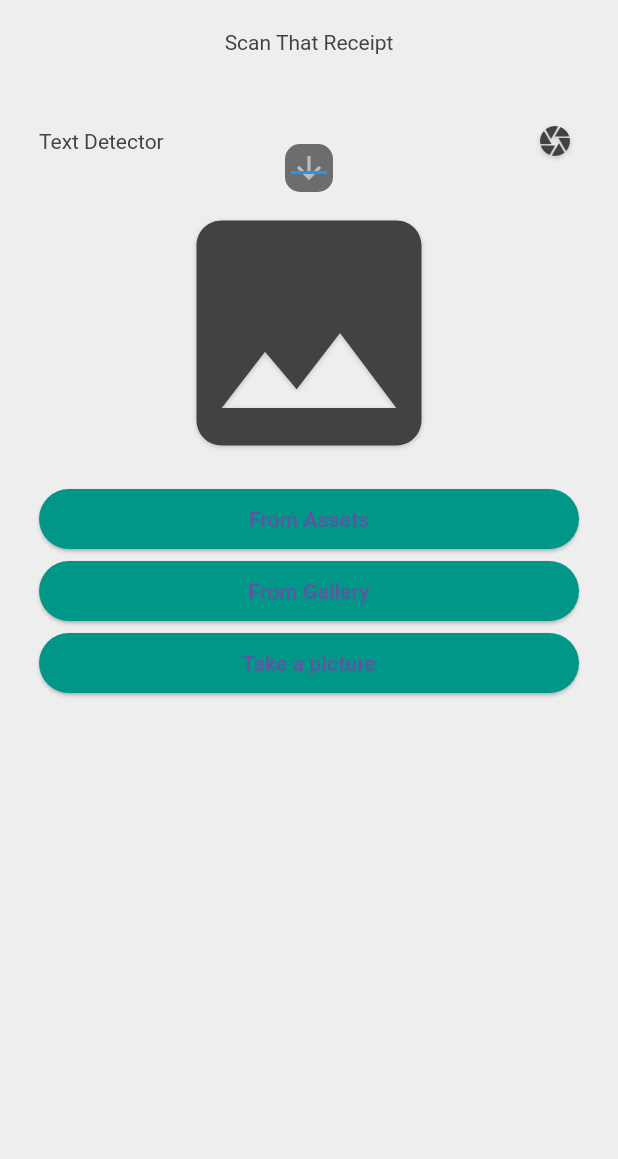
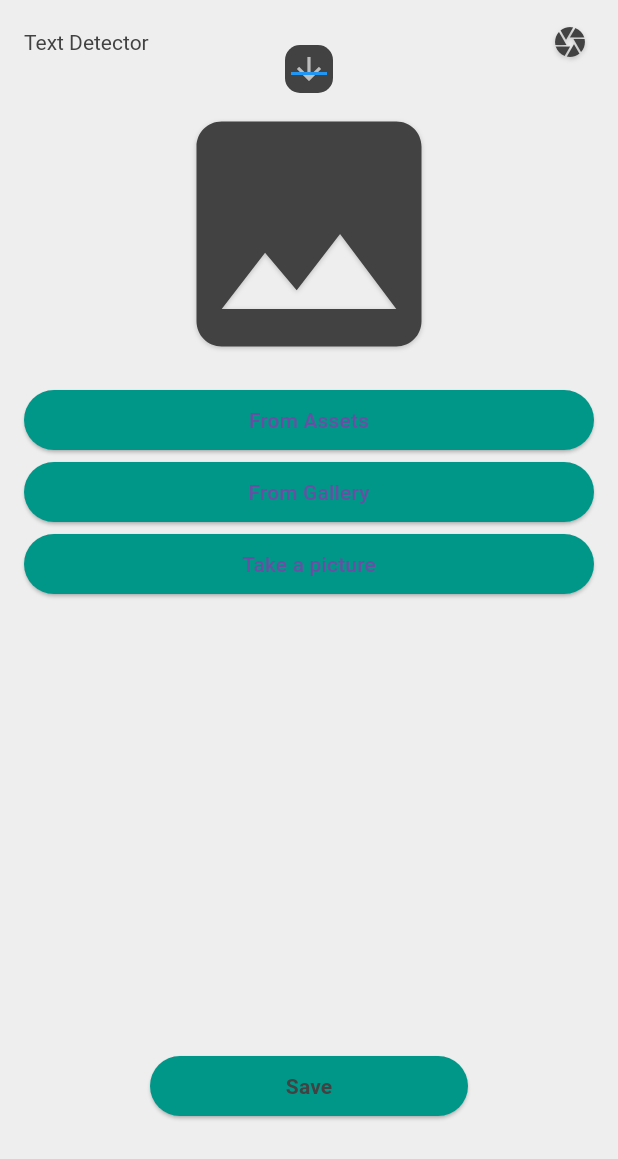
Before and after one commit to saginbajracharya/recognizer, a Flutter app: the screen it shows after launch, after a tap on the "photo library" icon, on a phone screen of 412 x 824 dp. Shown: the top 1159 px of the screen. Run offline on Flutter 3.47's test engine with Material 2 defaults, Android fonts, the phone set to English and light mode, and no system bars; our stand-ins replace camera, get, image_picker; missing offline and left inert: google_mlkit_barcode_scanning, google_mlkit_commons, google_mlkit_digital_ink_recognition, google_mlkit_entity_extraction, google_mlkit_face_detection, google_mlkit_face_mesh_detection and 8 more; generated files the repository leaves out were written again.

Commit message:
[added]::scan detail page and scan ref images

```diff
--- a/lib/src/modules/recognizer/camera_view.dart
+++ b/lib/src/modules/recognizer/camera_view.dart
@@ -94,7 +94,6 @@ class _CameraViewState extends State<CameraView> {
               child: widget.customPaint,
             ),
           ),
-          _backButton(),
           _switchLiveCameraToggle(),
           _detectionViewModeToggle(),
           _zoomControl(),
@@ -103,24 +102,6 @@ class _CameraViewState extends State<CameraView> {
       ),
     );
   }
-
-  Widget _backButton() => Positioned(
-    top: 40,
-    left: 8,
-    child: SizedBox(
-      height: 50.0,
-      width: 50.0,
-      child: FloatingActionButton(
-        heroTag: Object(),
-        onPressed: () => Navigator.of(context).pop(),
-        backgroundColor: Colors.black54,
-        child: const Icon(
-          Icons.arrow_back_ios_outlined,
-          size: 20,
-        ),
-      ),
-    ),
-  );
 
   Widget _detectionViewModeToggle() => Positioned(
     bottom: 8,
--- /dev/null
+++ b/lib/src/modules/recognizer/recognizer_controller.dart
@@ -0,0 +1,5 @@
+import 'package:get/get.dart';
+
+class RecognizerController extends GetxController {
+  List<String> recognizedTextList = [];
+}
--- a/lib/src/modules/recognizer/recognizer_view.dart
+++ b/lib/src/modules/recognizer/recognizer_view.dart
@@ -1,9 +1,11 @@
 import 'package:camera/camera.dart';
 import 'package:flutter/material.dart';
+import 'package:get/get.dart';
 import 'package:google_mlkit_text_recognition/google_mlkit_text_recognition.dart';
+import 'package:recognizer/src/common/styles.dart';
 import 'package:recognizer/src/modules/recognizer/detector_view.dart';
 import 'package:recognizer/src/modules/recognizer/painters/text_detector_painter.dart';
-import 'package:recognizer/src/widgets/base_layout.dart';
+import 'package:recognizer/src/modules/recognizer/recognizer_controller.dart';
 
 class RecognizerView extends StatefulWidget {
   const RecognizerView({super.key});
@@ -14,6 +16,7 @@ class RecognizerView extends StatefulWidget {
 }
 
 class _RecognizerViewState extends State<RecognizerView> {
+  final recognizerCon      = Get.put(RecognizerController());
   var _script              = TextRecognitionScript.latin;
   var _textRecognizer      = TextRecognizer(script: TextRecognitionScript.latin);
   var _cameraLensDirection = CameraLensDirection.back;
@@ -32,13 +35,9 @@ class _RecognizerViewState extends State<RecognizerView> {
   @override
   Widget build(BuildContext context) {
     return Scaffold(
-      appBar: AppBar(
-        centerTitle: true,
-        title: const Text('Scan That Receipt'),
-      ),
-      body: BaseLayout(
-        child: Stack(
+      body: Stack(
         children: [
+          // CAMERA VIEW
           DetectorView(
             title: 'Text Detector',
             customPaint: _customPaint,
@@ -47,40 +46,48 @@ class _RecognizerViewState extends State<RecognizerView> {
             initialCameraLensDirection: _cameraLensDirection,
             onCameraLensDirectionChanged: (value) => _cameraLensDirection = value,
           ),
+          // Dropdown Scripts
           Positioned(
-              top: 30,
-              left: 100,
+            top  : 30,
+            left : 100,
             right: 100,
             child: Row(
               children: [
                 const Spacer(),
                 Container(
                   decoration: BoxDecoration(
-                        color: Colors.black54,
+                    color: grey800,
                     borderRadius: BorderRadius.circular(10.0),
                   ),
                   child: Padding(
                     padding: const EdgeInsets.all(4.0),
                     child: _buildDropdown(),
-                      )),
+                  )
+                ),
                 const Spacer(),
               ],
             )
           ),
+          Positioned(
+            bottom: kBottomNavigationBarHeight+20,
+            left  : 100,
+            right : 100,
+            child : doneButton(context),
+          )
         ],
-        ),
       ),
     );
   }
 
+  // Dropdown Scripts
   Widget _buildDropdown() => DropdownButton<TextRecognitionScript>(
     value: _script,
     icon: const Icon(Icons.arrow_downward),
     elevation: 16,
-    style: const TextStyle(color: Colors.blue),
+    style: const TextStyle(color: blue),
     underline: Container(
       height: 2,
-      color: Colors.blue,
+      color: blue,
     ),
     onChanged: (TextRecognitionScript? script) {
       if (script != null) {
@@ -91,8 +98,7 @@ class _RecognizerViewState extends State<RecognizerView> {
         });
       }
     },
-    items: TextRecognitionScript.values
-        .map<DropdownMenuItem<TextRecognitionScript>>((script) {
+    items: TextRecognitionScript.values.map<DropdownMenuItem<TextRecognitionScript>>((script) {
       return DropdownMenuItem<TextRecognitionScript>(
         value: script,
         child: Text(script.name),
@@ -108,8 +114,7 @@ class _RecognizerViewState extends State<RecognizerView> {
       _text = '';
     });
     final recognizedText = await _textRecognizer.processImage(inputImage);
-    if (inputImage.metadata?.size != null &&
-        inputImage.metadata?.rotation != null) {
+    if (inputImage.metadata?.size != null && inputImage.metadata?.rotation != null) {
       final painter = TextRecognizerPainter(
         recognizedText,
         inputImage.metadata!.size,
@@ -126,4 +131,20 @@ class _RecognizerViewState extends State<RecognizerView> {
       setState(() {});
     }
   }
+
+  Widget doneButton(context){
+    dynamic textStyles = TextStyles(context);
+    return ElevatedButton(
+      onPressed: () async{
+        if (_text != null && _text!.isNotEmpty) {
+          setState(() {
+            recognizerCon.recognizedTextList.add(_text!);
+            _text = ''; // Clear the current recognized text from the screen.
+          });
+          Navigator.of(context).pushNamed('/scan_detail');
         }
+      },
+      child: Text('Save',style: textStyles.button),
+    );
+  }
+}
--- a/lib/src/route_manager.dart
+++ b/lib/src/route_manager.dart
@@ -1,4 +1,5 @@
 import 'package:flutter/material.dart';
+import 'package:recognizer/src/modules/details/scan_detail.dart';
 import 'package:recognizer/src/modules/recognizer/recognizer_view.dart';
 import 'package:recognizer/src/modules/sample_feature/sample_item_details_view.dart';
 import 'package:recognizer/src/modules/sample_feature/sample_item_list_view.dart';
@@ -20,6 +21,8 @@ class RouteManager extends StatelessWidget {
         return const SampleItemDetailsView();
       case SampleItemListView.routeName:
         return const SampleItemDetailsView();
+      case ScanDetail.routeName:
+        return const ScanDetail();
       case RecognizerView.routeName:
       default:
         return const RecognizerView();
```
Also changed, not shown: lib/src/modules/details/scan_detail.dart (added, +30 -0 lines), receipts.png (added), receipts1.png (added). Lines whose indentation alone changed are shown as unchanged.
